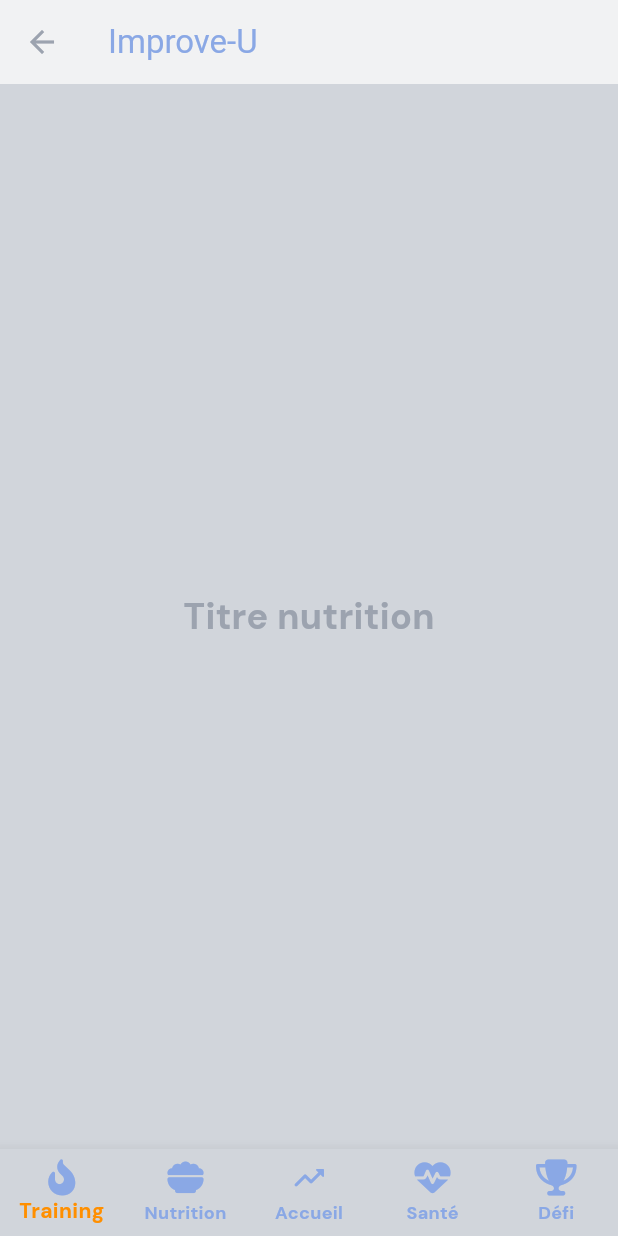
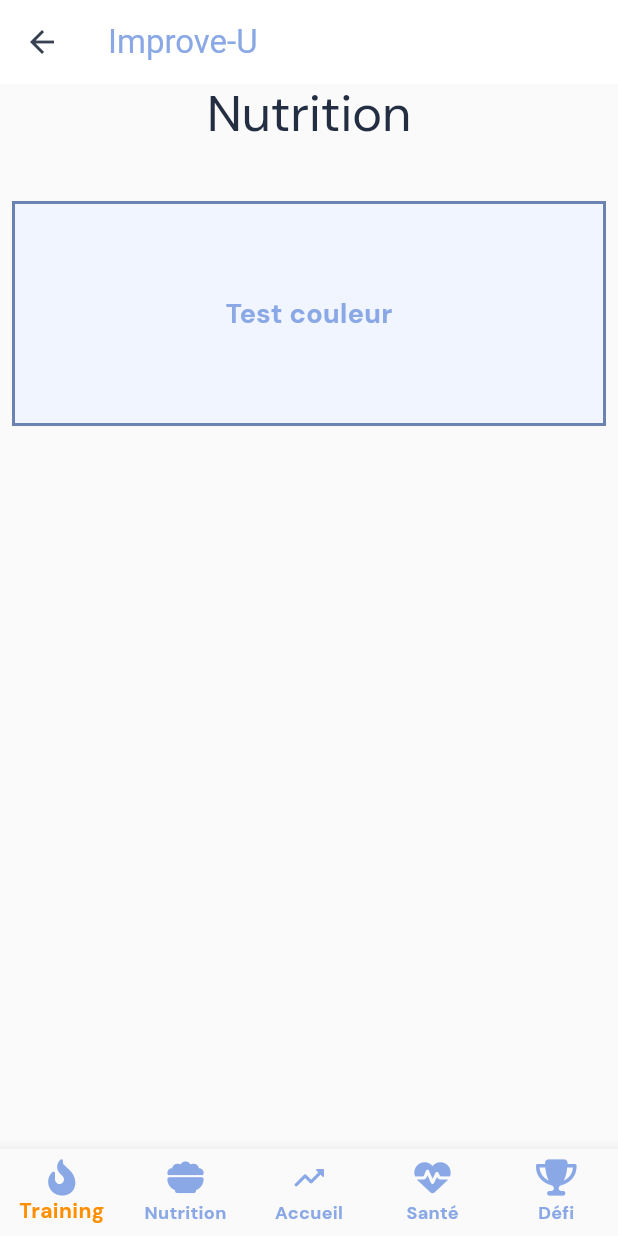
Before and after one commit to sofian-bali/Improve-U, a Flutter app: the NutritionPage screen opened by its route, on a phone screen of 412 x 824 dp. Run offline on Flutter 3.47's test engine with Material 3 defaults, Android fonts, the phone set to English and light mode, and no system bars; our stand-ins replace font_awesome_flutter.

Commit message:
🎨 Change main_theme.dart | 25/04

```diff
--- a/frontend/improve_u/lib/main.dart
+++ b/frontend/improve_u/lib/main.dart
@@ -16,7 +16,8 @@ class MyApp extends StatelessWidget {
       title: 'Improve-U',
       themeMode: ThemeMode.system,
       theme: lightMode,
-      darkTheme: darkMode,      routes: AppRouter.routes,
+      darkTheme: darkMode,
+      routes: AppRouter.routes,
       debugShowCheckedModeBanner: false,
       initialRoute: AppRouter.homePage,
     );
--- a/frontend/improve_u/lib/theme/main_theme.dart
+++ b/frontend/improve_u/lib/theme/main_theme.dart
@@ -17,7 +17,8 @@ class CustomColors {
 
   static const Color secondaireVert50 = Color(0xFFF6FCF2);
   static const Color secondaireVert300 = Color(0xFFA1E57E);
-  static const Color secondaireVert500 = Color(0xFF6BB248);
+  static const Color secondaireVert500 = Color(0xFF7BD94C);
+  static const Color secondaireVert700 = Color(0xFF6BB248);
   static const Color secondaireVert900 = Color(0xFF2C481E);
 
   static const Color tertiaireRouge50 = Color(0xFFFCF2F4);
@@ -47,30 +48,29 @@ class CustomColors {
 
 ThemeData lightMode = ThemeData(
   brightness: Brightness.light,
-  colorScheme: const ColorScheme(
-    brightness: Brightness.light,
-    primary: Color(0xFF8AA8E5),
-    onPrimary: Color(0xFFE6EAF2),
-    primaryContainer: Color(0xFFACBFE5),
-    onPrimaryContainer: Color(0xFF6C83B2),
-    secondary: Color(0xFF7BD94C),
-    onSecondary: Color(0xFFE2F2DA),
-    secondaryContainer: Color(0xFFA1E57E),
-    onSecondaryContainer: Color(0xFF6BB248),
-    tertiary: Color(0xFFE55069),
-    onTertiary: Color(0xFFF2DADE),
-    tertiaryContainer: Color(0xFFE57E90),
-    onTertiaryContainer: Color(0xFFB23E52),
-    error: Color(0xFFCC3D55),
-    onError: Color(0xFFF2DADE),
-    errorContainer: Color(0xFFD98290),
-    onErrorContainer: Color(0xFF991F47),
-    background: Color(0xFFF1F2F3),
-    onBackground: Color(0xFFF3F4F6),
-    surface: Color(0xFFD1D5DB),
-    onSurface: Color(0xFF9CA3AF),
-    surfaceVariant: Color(0xFF4B5563),
-    onSurfaceVariant: Color(0xFF374151),
+  colorScheme: const ColorScheme.light(
+    primary: CustomColors.primaireBleu500,
+    onPrimary: CustomColors.primaireBleu900,
+    primaryContainer: CustomColors.primaireBleu50,
+    onPrimaryContainer: CustomColors.primaireBleu700,
+    secondary: CustomColors.secondaireVert500,
+    onSecondary: CustomColors.secondaireVert900,
+    secondaryContainer: CustomColors.secondaireVert50,
+    onSecondaryContainer: CustomColors.secondaireVert700,
+    tertiary: CustomColors.tertiaireRouge500,
+    onTertiary: CustomColors.tertiaireRouge900,
+    tertiaryContainer: CustomColors.tertiaireRouge50,
+    onTertiaryContainer: CustomColors.tertiaireRouge700,
+    error: CustomColors.erreurErreur500,
+    onError: CustomColors.erreurErreur900,
+    errorContainer: CustomColors.erreurErreur50,
+    onErrorContainer: CustomColors.erreurErreur700,
+    background: CustomColors.neutreGris0,
+    onBackground: CustomColors.neutreGris900,
+    surface: CustomColors.neutreGris50,
+    onSurface: CustomColors.neutreGris700,
+    surfaceVariant: CustomColors.neutreGris100,
+    onSurfaceVariant: CustomColors.neutreGris300,
   ),
   textTheme: const TextTheme(
     displayLarge: TextStyle(
@@ -103,30 +103,29 @@ ThemeData lightMode = ThemeData(
 
 ThemeData darkMode = ThemeData(
   brightness: Brightness.dark,
-  colorScheme: const ColorScheme(
-    brightness: Brightness.dark,
-    primary: Color(0xFF8AA8E5),
-    onPrimary: Color(0xFF000000),
-    primaryContainer: Color(0xFFACBFE5),
-    onPrimaryContainer: Color(0xFFFFFFFF),
-    secondary: Color(0xFF7BD94C),
-    onSecondary: Color(0xFF000000),
-    secondaryContainer: Color(0xFFA1E57E),
-    onSecondaryContainer: Color(0xFFFFFFFF),
-    tertiary: Color(0xFFE55069),
-    onTertiary: Color(0xFF000000),
-    tertiaryContainer: Color(0xFFE57E90),
-    onTertiaryContainer: Color(0xFFFFFFFF),
-    error: Color(0xFFCC3D55),
-    onError: Color(0xFF000000),
-    errorContainer: Color(0xFFD98290),
-    onErrorContainer: Color(0xFFFFFFFF),
-    background: Color(0xFF121212),
-    onBackground: Color(0xFFFFFFFF),
-    surface: Color(0xFF333333),
-    onSurface: Color(0xFFFFFFFF),
-    surfaceVariant: Color(0xFF4B5563),
-    onSurfaceVariant: Color(0xFFFFFFFF),
+  colorScheme: const ColorScheme.dark(
+    primary: CustomColors.primaireBleu500,
+    onPrimary: CustomColors.primaireBleu50,
+    primaryContainer: CustomColors.primaireBleu700,
+    onPrimaryContainer: CustomColors.primaireBleu300,
+    secondary: CustomColors.secondaireVert500,
+    onSecondary: CustomColors.secondaireVert50,
+    secondaryContainer: CustomColors.secondaireVert700,
+    onSecondaryContainer: CustomColors.secondaireVert300,
+    tertiary: CustomColors.tertiaireRouge500,
+    onTertiary: CustomColors.tertiaireRouge50,
+    tertiaryContainer: CustomColors.tertiaireRouge700,
+    onTertiaryContainer: CustomColors.tertiaireRouge300,
+    error: CustomColors.erreurErreur500,
+    onError: CustomColors.erreurErreur50,
+    errorContainer: CustomColors.erreurErreur700,
+    onErrorContainer: CustomColors.erreurErreur300,
+    background: CustomColors.neutreGris900,
+    onBackground: CustomColors.neutreGris100,
+    surface: CustomColors.neutreGris700,
+    onSurface: CustomColors.neutreGris50,
+    surfaceVariant: CustomColors.neutreGris300,
+    onSurfaceVariant: CustomColors.neutreGris100,
   ),
   textTheme: const TextTheme(
     displayLarge: TextStyle(
--- a/frontend/improve_u/lib/ui/screens/nutrition.dart
+++ b/frontend/improve_u/lib/ui/screens/nutrition.dart
@@ -7,25 +7,54 @@ class NutritionPage extends StatelessWidget {
 
   @override
   Widget build(BuildContext context) {
-    return const Scaffold(
-      appBar: CustomAppBar(title: 'Improve-U'),
-      body: Center(
-        child: Column(
+    return Scaffold(
+      appBar: const CustomAppBar(title: 'Improve-U'),
+      body: Column(
+        children: [
+          Row(
             mainAxisAlignment: MainAxisAlignment.center,
             children: [
               Text(
-          'Titre nutrition',
+                'Nutrition',
+                style: Theme.of(context)
+                    .textTheme
+                    .displayLarge
+                    ?.copyWith(color: Theme.of(context).colorScheme.onPrimary),
+              ),
+            ],
+          ),
+
+          // Espacement
+          const SizedBox(
+            height: 32,
+          ),
+
+          Padding(
+            padding: const EdgeInsets.all(8.0),
+            child: Container(
+              height: 150,
+              decoration: BoxDecoration(
+                color: Theme.of(context).colorScheme.primaryContainer,
+                border: Border.all(
+                  color: Theme.of(context).colorScheme.onPrimaryContainer,
+                  width: 2,
+                ),
+              ),
+              child: Center(
+                child: Text(
+                  'Test couleur',
                   style: TextStyle(
-            fontSize: 24,
+                    color: Theme.of(context).colorScheme.primary,
+                    fontSize: 18,
                     fontWeight: FontWeight.bold,
                   ),
                 ),
-        // Add your additional widgets here
+              ),
+            ),
+          )
         ],
       ),
-      ),
-      bottomNavigationBar: CustomBottomAppBar(),
-
+      bottomNavigationBar: const CustomBottomAppBar(),
     );
   }
 }
```
Lines whose indentation alone changed are shown as unchanged.
